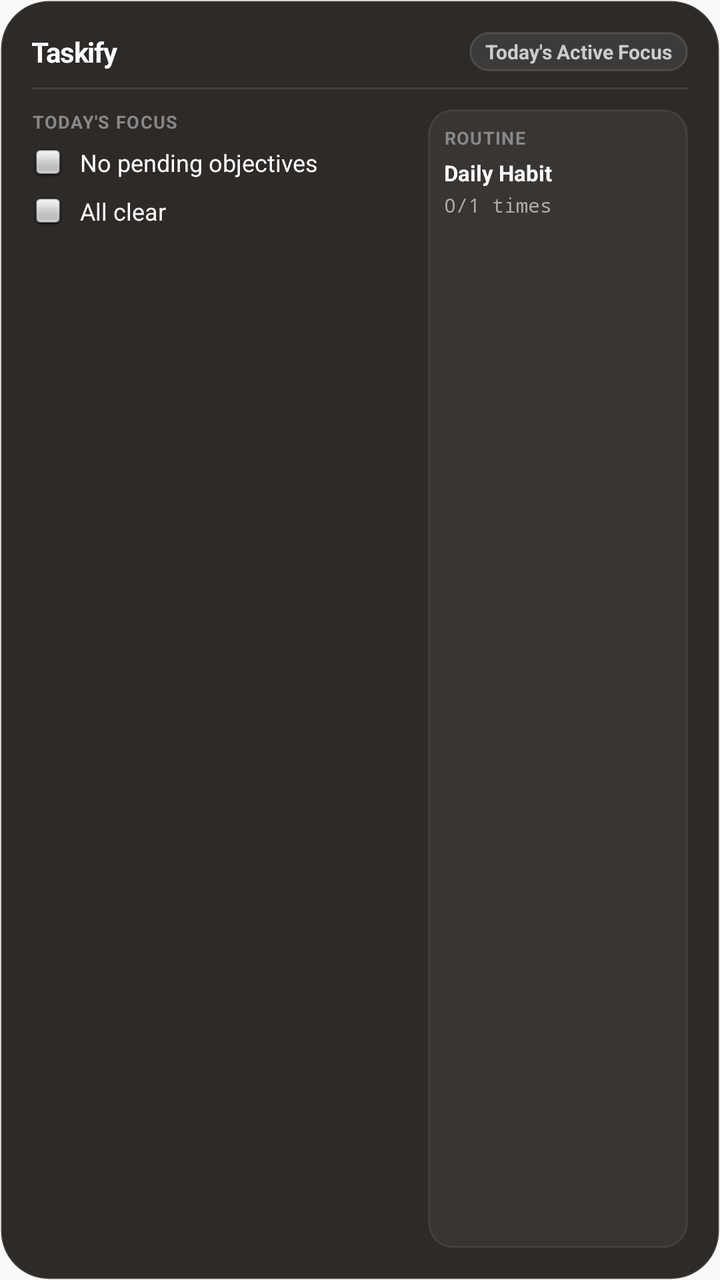
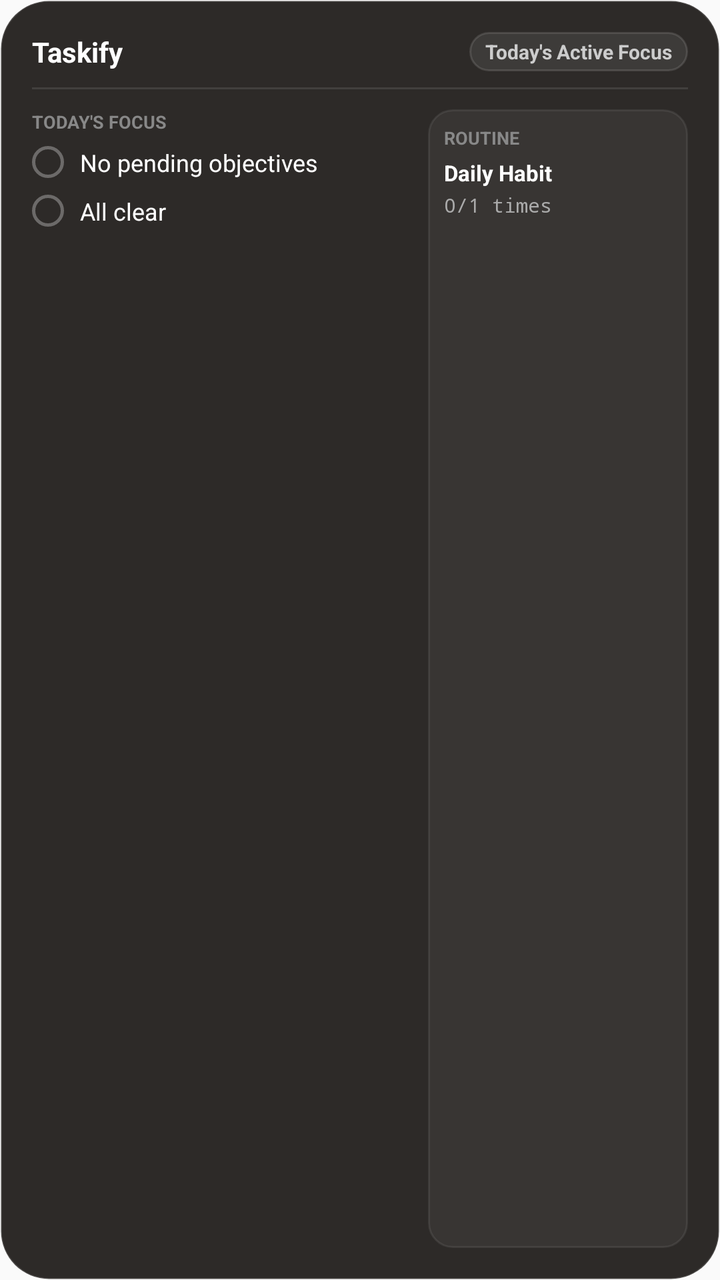

An Android layout rendered at two revisions. The XML below is the earlier revision; the diff shows what the commit changed to produce the second picture.
<!-- AndroidManifest.xml: application theme AppTheme -->
<!-- res/layout/taskify_widget.xml -->
<?xml version="1.0" encoding="utf-8"?>
<LinearLayout xmlns:android="http://schemas.android.com/apk/res/android"
    android:id="@+id/widget_root"
    android:layout_width="match_parent"
    android:layout_height="match_parent"
    android:orientation="vertical"
    android:padding="16dp"
    android:background="@drawable/taskify_widget_background">

    
    <LinearLayout
        android:layout_width="match_parent"
        android:layout_height="wrap_content"
        android:orientation="horizontal"
        android:gravity="center_vertical">

        <TextView
            android:id="@+id/widget_brand"
            android:layout_width="wrap_content"
            android:layout_height="wrap_content"
            android:text="Taskify"
            android:textColor="#FFFFFF"
            android:textSize="14sp"
            android:textStyle="bold"
            android:letterSpacing="-0.03" />

        <View
            android:layout_width="0dp"
            android:layout_height="1dp"
            android:layout_weight="1" />

        <TextView
            android:id="@+id/widget_status_pill"
            android:layout_width="wrap_content"
            android:layout_height="wrap_content"
            android:text="Today's Active Focus"
            android:textColor="#CCCCCC"
            android:textSize="10sp"
            android:textStyle="bold"
            android:paddingHorizontal="8dp"
            android:paddingVertical="3dp"
            android:background="@drawable/taskify_widget_pill" />
    </LinearLayout>

    
    <View
        android:layout_width="match_parent"
        android:layout_height="1dp"
        android:layout_marginTop="8dp"
        android:layout_marginBottom="10dp"
        android:background="#1AFFFFFF" />

    
    <LinearLayout
        android:layout_width="match_parent"
        android:layout_height="match_parent"
        android:orientation="horizontal">

        
        <LinearLayout
            android:layout_width="0dp"
            android:layout_height="match_parent"
            android:layout_weight="1"
            android:orientation="vertical">

            <TextView
                android:layout_width="wrap_content"
                android:layout_height="wrap_content"
                android:text="TODAY'S FOCUS"
                android:textColor="#888888"
                android:textSize="9sp"
                android:textStyle="bold"
                android:letterSpacing="0.05" />

            
            <LinearLayout
                android:id="@+id/widget_btn_task_1"
                android:layout_width="match_parent"
                android:layout_height="wrap_content"
                android:orientation="horizontal"
                android:gravity="center_vertical"
                android:layout_marginTop="6dp">

                <ImageView
                    android:id="@+id/widget_check_task_1"
                    android:layout_width="16dp"
                    android:layout_height="16dp"
                    android:src="@android:drawable/checkbox_off_background" />

                <TextView
                    android:id="@+id/widget_task_title_1"
                    android:layout_width="wrap_content"
                    android:layout_height="wrap_content"
                    android:layout_marginStart="8dp"
                    android:text="No pending objectives"
                    android:textColor="#FFFFFF"
                    android:textSize="12sp"
                    android:maxLines="1"
                    android:ellipsize="end" />
            </LinearLayout>

            
            <LinearLayout
                android:id="@+id/widget_btn_task_2"
                android:layout_width="match_parent"
                android:layout_height="wrap_content"
                android:orientation="horizontal"
                android:gravity="center_vertical"
                android:layout_marginTop="8dp">

                <ImageView
                    android:id="@+id/widget_check_task_2"
                    android:layout_width="16dp"
                    android:layout_height="16dp"
                    android:src="@android:drawable/checkbox_off_background" />

                <TextView
                    android:id="@+id/widget_task_title_2"
                    android:layout_width="wrap_content"
                    android:layout_height="wrap_content"
                    android:layout_marginStart="8dp"
                    android:text="All clear"
                    android:textColor="#FFFFFF"
                    android:textSize="12sp"
                    android:maxLines="1"
                    android:ellipsize="end" />
            </LinearLayout>
        </LinearLayout>

        
        <LinearLayout
            android:id="@+id/widget_btn_habit_1"
            android:layout_width="130dp"
            android:layout_height="match_parent"
            android:orientation="vertical"
            android:padding="8dp"
            android:layout_marginStart="8dp"
            android:background="@drawable/taskify_widget_card">

            <TextView
                android:layout_width="wrap_content"
                android:layout_height="wrap_content"
                android:text="ROUTINE"
                android:textColor="#888888"
                android:textSize="9sp"
                android:textStyle="bold"
                android:letterSpacing="0.05" />

            <TextView
                android:id="@+id/widget_habit_name"
                android:layout_width="wrap_content"
                android:layout_height="wrap_content"
                android:layout_marginTop="4dp"
                android:text="Daily Habit"
                android:textColor="#FFFFFF"
                android:textSize="11sp"
                android:textStyle="bold"
                android:maxLines="1"
                android:ellipsize="end" />

            <TextView
                android:id="@+id/widget_habit_progress"
                android:layout_width="wrap_content"
                android:layout_height="wrap_content"
                android:layout_marginTop="2dp"
                android:text="0/1 times"
                android:textColor="#AAAAAA"
                android:textSize="10sp"
                android:fontFamily="monospace" />
        </LinearLayout>
    </LinearLayout>
</LinearLayout>
<!-- resources referenced by this layout -->
<resources>
  <!-- drawable taskify_widget_background (drawable) -->
  <?xml version="1.0" encoding="utf-8"?>
  <shape xmlns:android="http://schemas.android.com/apk/res/android"
      android:shape="rectangle">
      <solid android:color="#E6181412" />
      <corners android:radius="24dp" />
      <stroke
          android:width="1dp"
          android:color="#26FFFFFF" />
  </shape>
  <!-- drawable taskify_widget_card (drawable) -->
  <?xml version="1.0" encoding="utf-8"?>
  <shape xmlns:android="http://schemas.android.com/apk/res/android"
      android:shape="rectangle">
      <solid android:color="#0DFFFFFF" />
      <corners android:radius="12dp" />
      <stroke
          android:width="1dp"
          android:color="#14FFFFFF" />
  </shape>
  <!-- drawable taskify_widget_pill (drawable) -->
  <?xml version="1.0" encoding="utf-8"?>
  <shape xmlns:android="http://schemas.android.com/apk/res/android"
      android:shape="rectangle">
      <solid android:color="#14FFFFFF" />
      <corners android:radius="12dp" />
      <stroke
          android:width="1dp"
          android:color="#1FFFFFFF" />
  </shape>
  <style name="AppTheme" parent="Theme.AppCompat.Light.DarkActionBar">
          
          <item name="colorPrimary">@color/colorPrimary</item>
          <item name="colorPrimaryDark">@color/colorPrimaryDark</item>
          <item name="colorAccent">@color/colorAccent</item>
      </style>
</resources>

<!-- the commit's change to res/layout/taskify_widget.xml (unified diff, before → after) -->
@@ -21,10 +21,9 @@
             android:text="Taskify"
             android:textColor="#FFFFFF"
             android:textSize="14sp"
-            android:textStyle="bold"
-            android:letterSpacing="-0.03" />
+            android:textStyle="bold" />
 
-        <View
+        <FrameLayout
             android:layout_width="0dp"
             android:layout_height="1dp"
             android:layout_weight="1" />
@@ -37,13 +36,15 @@
             android:textColor="#CCCCCC"
             android:textSize="10sp"
             android:textStyle="bold"
-            android:paddingHorizontal="8dp"
-            android:paddingVertical="3dp"
+            android:paddingLeft="8dp"
+            android:paddingRight="8dp"
+            android:paddingTop="3dp"
+            android:paddingBottom="3dp"
             android:background="@drawable/taskify_widget_pill" />
     </LinearLayout>
 
     
-    <View
+    <ImageView
         android:layout_width="match_parent"
         android:layout_height="1dp"
         android:layout_marginTop="8dp"
@@ -69,8 +70,7 @@
                 android:text="TODAY'S FOCUS"
                 android:textColor="#888888"
                 android:textSize="9sp"
-                android:textStyle="bold"
-                android:letterSpacing="0.05" />
+                android:textStyle="bold" />
 
             
             <LinearLayout
@@ -85,7 +85,7 @@
                     android:id="@+id/widget_check_task_1"
                     android:layout_width="16dp"
                     android:layout_height="16dp"
-                    android:src="@android:drawable/checkbox_off_background" />
+                    android:src="@drawable/taskify_widget_checkbox_unchecked" />
 
                 <TextView
                     android:id="@+id/widget_task_title_1"
@@ -112,7 +112,7 @@
                     android:id="@+id/widget_check_task_2"
                     android:layout_width="16dp"
                     android:layout_height="16dp"
-                    android:src="@android:drawable/checkbox_off_background" />
+                    android:src="@drawable/taskify_widget_checkbox_unchecked" />
 
                 <TextView
                     android:id="@+id/widget_task_title_2"
@@ -143,8 +143,7 @@
                 android:text="ROUTINE"
                 android:textColor="#888888"
                 android:textSize="9sp"
-                android:textStyle="bold"
-                android:letterSpacing="0.05" />
+                android:textStyle="bold" />
 
             <TextView
                 android:id="@+id/widget_habit_name"
<!-- resource entries referenced after the edit -->
@@ -20,6 +20,17 @@
           android:width="1dp"
           android:color="#14FFFFFF" />
   </shape>
+  <!-- drawable taskify_widget_checkbox_unchecked (drawable) -->
+  <?xml version="1.0" encoding="utf-8"?>
+  <shape xmlns:android="http://schemas.android.com/apk/res/android"
+      android:shape="oval">
+      <stroke
+          android:width="1.5dp"
+          android:color="#4DFFFFFF" />
+      <size
+          android:width="16dp"
+          android:height="16dp" />
+  </shape>
   <!-- drawable taskify_widget_pill (drawable) -->
   <?xml version="1.0" encoding="utf-8"?>
   <shape xmlns:android="http://schemas.android.com/apk/res/android"
